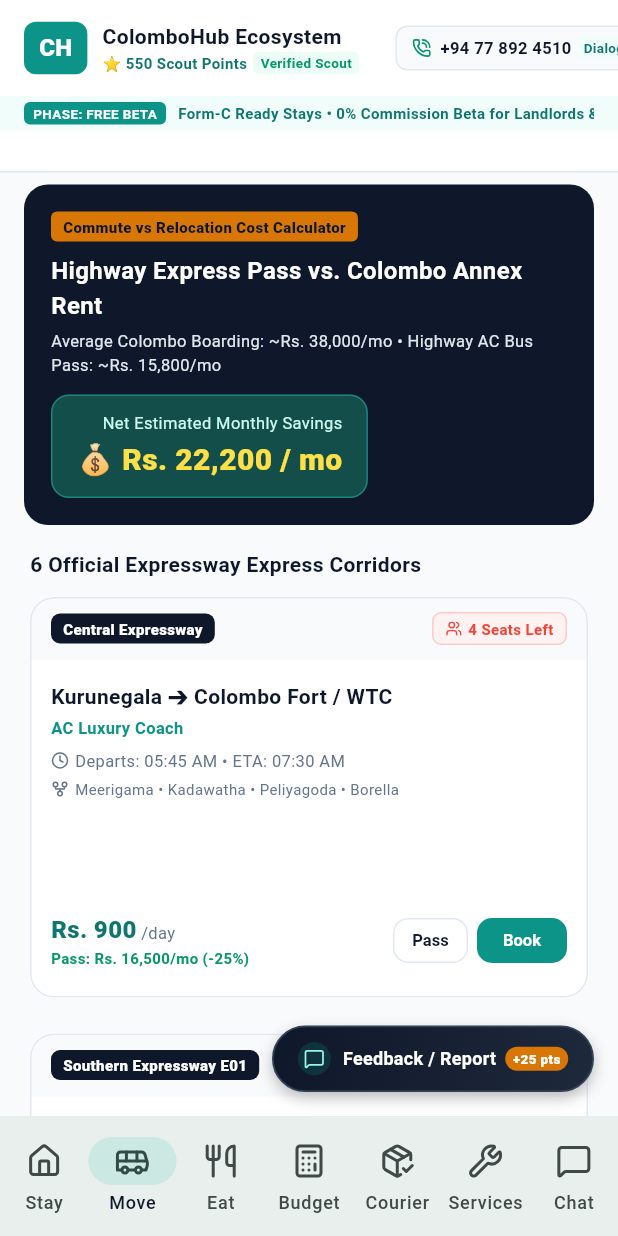
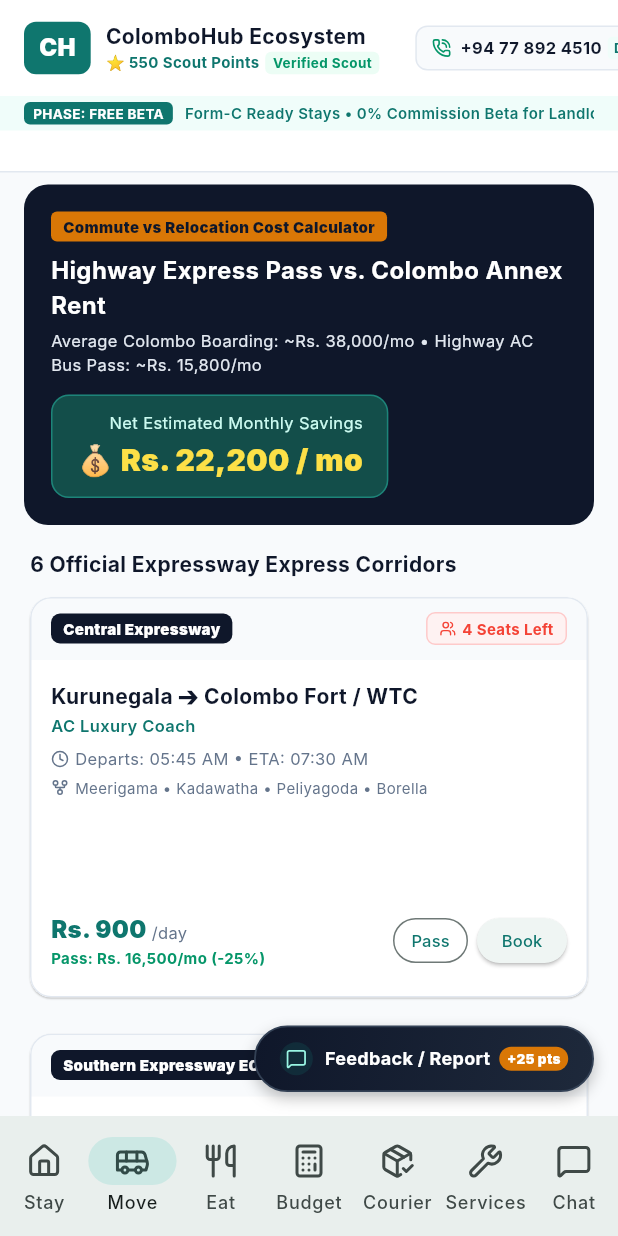
Before and after one commit to cmsys-v2/Colombo-Hub, a Flutter app: the screen it shows after launch, item 2 of the bottom bar chosen, on a phone screen of 412 x 824 dp. Run offline on Flutter 3.47's test engine with Material 3 defaults, Android fonts, the phone set to English and light mode, and no system bars; our stand-ins replace firebase_core, firebase_remote_config, flutter_riverpod, geolocator, google_maps_flutter, image_picker and 1 more; accounts and stored records are empty; Roboto replaces fonts that are missing (Inter).

Commit message:
style: apply refined AppTheme palette and typography (Inter, teal/amber)

```diff
--- a/lib/core/theme/app_theme.dart
+++ b/lib/core/theme/app_theme.dart
@@ -1,8 +1,14 @@
 import 'package:flutter/material.dart';
 
 class AppTheme {
-  // Signature ColomboHub Palette
-  static const Color primaryTeal = Color(0xFF0D9488);
+  // Brand Color Palette
+  static const Color primaryTeal = Color(0xFF0F766E);
+  static const Color primaryTealDark = Color(0xFF115E59);
+  static const Color accentAmber = Color(0xFFD97706);
+  static const Color backgroundLight = Color(0xFFF8FAFC);
+  static const Color surfaceWhite = Colors.white;
+
+  // Extended ColomboHub Accent Palette
   static const Color darkTeal = Color(0xFF0F766E);
   static const Color lightTeal = Color(0xFFF0FDFA);
   static const Color tealBorder = Color(0xFF99F6E4);
@@ -24,72 +30,29 @@
   static const Color purpleAccent = Color(0xFF7C3AED);
   static const Color purpleLight = Color(0xFFF5F3FF);
 
-  static ThemeData get lightTheme {
-    return ThemeData(
+  static ThemeData lightTheme = ThemeData(
     useMaterial3: true,
+    scaffoldBackgroundColor: backgroundLight,
     colorScheme: ColorScheme.fromSeed(
       seedColor: primaryTeal,
       primary: primaryTeal,
-        secondary: emeraldGreen,
-        surface: slateLightBg,
-        onSurface: slateDark,
+      secondary: accentAmber,
+      surface: surfaceWhite,
     ),
-      scaffoldBackgroundColor: slateLightBg,
-      fontFamily: 'Roboto',
+    fontFamily: 'Inter',
     appBarTheme: const AppBarTheme(
-        backgroundColor: Colors.white,
-        foregroundColor: slateDark,
-        elevation: 0.5,
-        surfaceTintColor: Colors.transparent,
+      backgroundColor: surfaceWhite,
+      elevation: 0,
+      scrolledUnderElevation: 1,
+      titleTextStyle: TextStyle(color: Color(0xFF0F172A), fontSize: 18, fontWeight: FontWeight.bold),
     ),
     cardTheme: CardThemeData(
-        color: Colors.white,
-        elevation: 0,
+      elevation: 0.5,
+      color: surfaceWhite,
       shape: RoundedRectangleBorder(
-          borderRadius: BorderRadius.circular(16),
-          side: const BorderSide(color: slateBorder, width: 1),
+        borderRadius: BorderRadius.circular(14),
+        side: const BorderSide(color: Color(0xFFE2E8F0)),
       ),
-      ),
-      elevatedButtonTheme: ElevatedButtonThemeData(
-        style: ElevatedButton.styleFrom(
-          backgroundColor: primaryTeal,
-          foregroundColor: Colors.white,
-          elevation: 0,
-          padding: const EdgeInsets.symmetric(horizontal: 16, vertical: 12),
-          shape: RoundedRectangleBorder(
-            borderRadius: BorderRadius.circular(10),
-          ),
-          textStyle: const TextStyle(fontWeight: FontWeight.bold),
-        ),
-      ),
-      outlinedButtonTheme: OutlinedButtonThemeData(
-        style: OutlinedButton.styleFrom(
-          foregroundColor: slateDark,
-          side: const BorderSide(color: slateBorder),
-          padding: const EdgeInsets.symmetric(horizontal: 16, vertical: 12),
-          shape: RoundedRectangleBorder(
-            borderRadius: BorderRadius.circular(10),
-          ),
-          textStyle: const TextStyle(fontWeight: FontWeight.w600),
-        ),
-      ),
-      inputDecorationTheme: InputDecorationTheme(
-        filled: true,
-        fillColor: Colors.white,
-        border: OutlineInputBorder(
-          borderRadius: BorderRadius.circular(10),
-          borderSide: const BorderSide(color: slateBorder),
-        ),
-        enabledBorder: OutlineInputBorder(
-          borderRadius: BorderRadius.circular(10),
-          borderSide: const BorderSide(color: slateBorder),
-        ),
-        focusedBorder: OutlineInputBorder(
-          borderRadius: BorderRadius.circular(10),
-          borderSide: const BorderSide(color: primaryTeal, width: 1.5),
-        ),
-        contentPadding: const EdgeInsets.symmetric(horizontal: 14, vertical: 12),
     ),
   );
 }
-}
```
Lines whose indentation alone changed are shown as unchanged.
